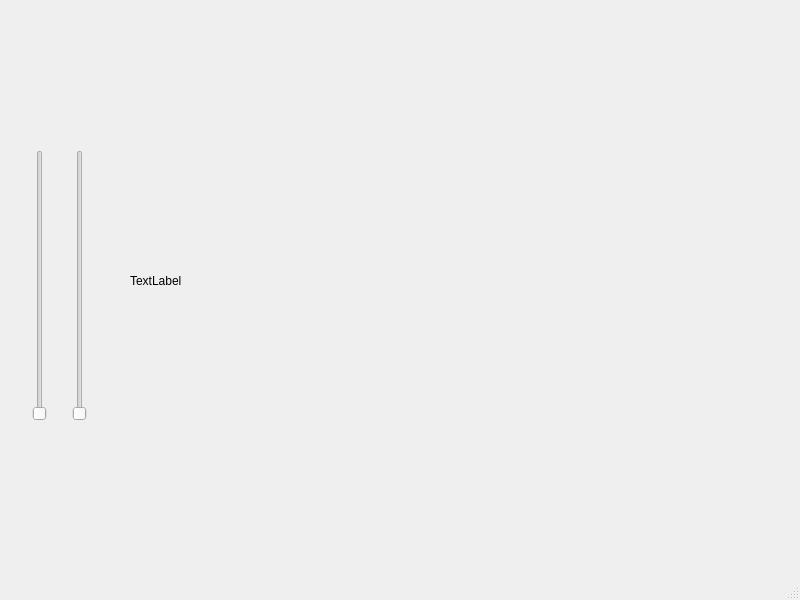
koegl/SlicerMRUSLandmarking, file opacity_ui/opacity_ui.ui: the form before one commit.
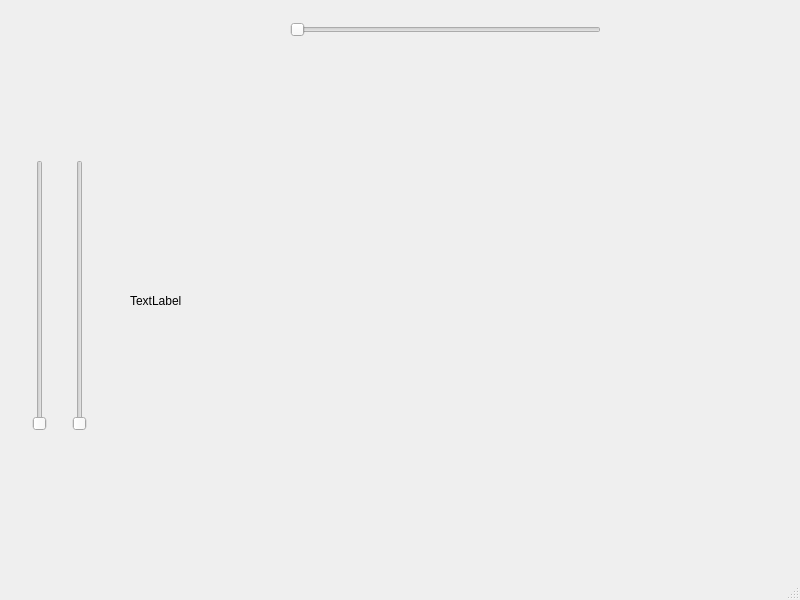
The form after the commit.

Commit message: added horizontal slider for lice change

```diff
--- a/opacity_ui/opacity_ui.ui
+++ b/opacity_ui/opacity_ui.ui
@@ -18,7 +18,7 @@
     <property name="geometry">
      <rect>
       <x>30</x>
-      <y>150</y>
+      <y>160</y>
       <width>20</width>
       <height>271</height>
      </rect>
@@ -31,9 +31,9 @@
     <property name="geometry">
      <rect>
       <x>130</x>
-      <y>30</y>
+      <y>70</y>
       <width>631</width>
-      <height>501</height>
+      <height>461</height>
      </rect>
     </property>
     <property name="text">
@@ -44,7 +44,7 @@
     <property name="geometry">
      <rect>
       <x>70</x>
-      <y>150</y>
+      <y>160</y>
       <width>20</width>
       <height>271</height>
      </rect>
@@ -53,6 +53,19 @@
      <enum>Qt::Vertical</enum>
     </property>
    </widget>
+   <widget class="QSlider" name="horizontalSlider">
+    <property name="geometry">
+     <rect>
+      <x>290</x>
+      <y>20</y>
+      <width>311</width>
+      <height>20</height>
+     </rect>
+    </property>
+    <property name="orientation">
+     <enum>Qt::Horizontal</enum>
+    </property>
+   </widget>
   </widget>
   <widget class="QMenuBar" name="menubar">
    <property name="geometry">
```
The commit also changes 1 other file.
